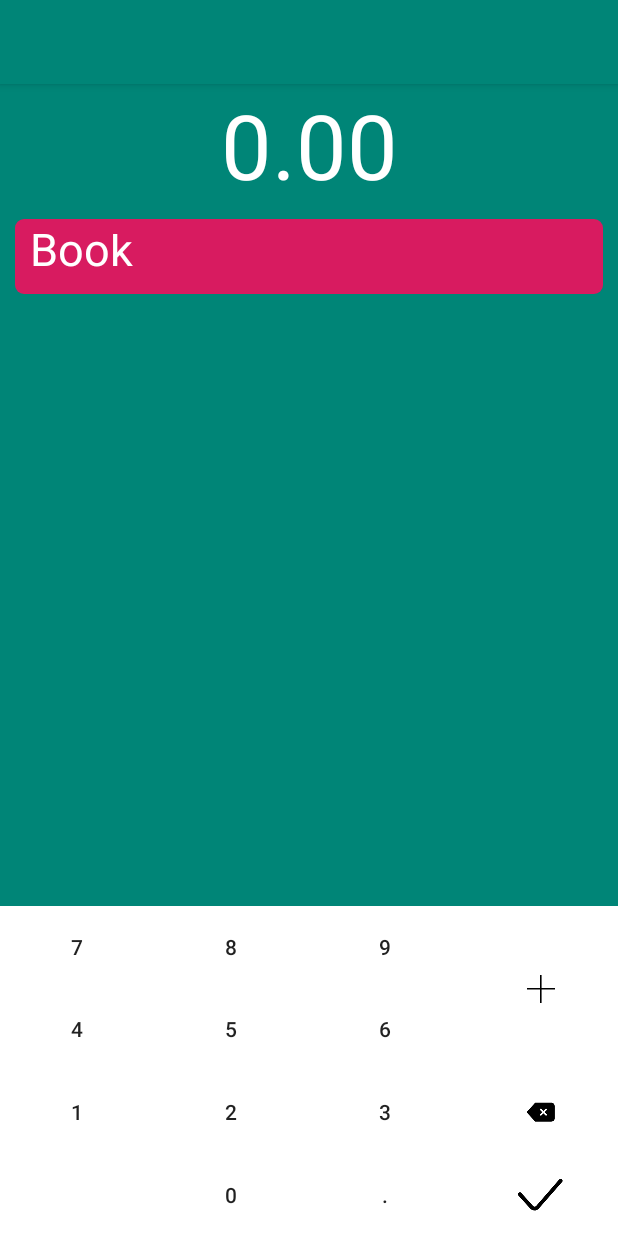
After one commit to leeranzhi/AccountingApp, an Android app: the AddRecordActivity screen opened directly, with no data from a screen before it, on a phone screen of 412 x 824 dp. The commit adds this screen. Run offline under Robolectric (Android 15) with nearby library versions, the phone set to English and light mode, and no system bars.

Commit message:
完成键盘布局编写.

```diff
--- a/app/src/main/AndroidManifest.xml
+++ b/app/src/main/AndroidManifest.xml
@@ -16,6 +16,7 @@
                 <category android:name="android.intent.category.LAUNCHER" />
             </intent-filter>
         </activity>
+        <activity android:name=".AddRecordActivity"></activity>
     </application>
 
 </manifest>
--- /dev/null
+++ b/app/src/main/java/com/leecode1988/accountingapp/AddRecordActivity.java
@@ -0,0 +1,90 @@
+package com.leecode1988.accountingapp;
+
+import android.content.Context;
+import android.content.Intent;
+import android.support.v7.app.AppCompatActivity;
+import android.os.Bundle;
+import android.util.Log;
+import android.view.View;
+import android.widget.Button;
+
+public class AddRecordActivity extends AppCompatActivity implements View.OnClickListener {
+
+    private static final String TAG = "AddRecordActivity";
+
+    @Override
+    protected void onCreate(Bundle savedInstanceState) {
+        super.onCreate(savedInstanceState);
+        setContentView(R.layout.activity_add_record);
+
+
+        findViewById(R.id.keyboard_one).setOnClickListener(this);
+        findViewById(R.id.keyboard_two).setOnClickListener(this);
+        findViewById(R.id.keyboard_three).setOnClickListener(this);
+        findViewById(R.id.keyboard_four).setOnClickListener(this);
+        findViewById(R.id.keyboard_five).setOnClickListener(this);
+        findViewById(R.id.keyboard_six).setOnClickListener(this);
+        findViewById(R.id.keyboard_seven).setOnClickListener(this);
+        findViewById(R.id.keyboard_eight).setOnClickListener(this);
+        findViewById(R.id.keyboard_nine).setOnClickListener(this);
+        findViewById(R.id.keyboard_zero).setOnClickListener(this);
+
+        handleDot();
+        handleBackspace();
+        handleDone();
+        handleTypeChanged();
+    }
+
+
+    private void handleDot() {
+        findViewById(R.id.keyboard_dot).setOnClickListener(new View.OnClickListener() {
+            @Override
+            public void onClick(View v) {
+                Log.d(TAG, "Dot: ");
+            }
+        });
+    }
+
+    private void handleTypeChanged() {
+        findViewById(R.id.keyboard_type).setOnClickListener(new View.OnClickListener() {
+            @Override
+            public void onClick(View v) {
+                Log.d(TAG, "TypeChanged: ");
+            }
+        });
+    }
+
+    private void handleBackspace() {
+        findViewById(R.id.keyboard_backspace).setOnClickListener(new View.OnClickListener() {
+            @Override
+            public void onClick(View v) {
+                Log.d(TAG, "BackSpace: ");
+            }
+        });
+    }
+
+    private void handleDone() {
+        findViewById(R.id.keyboard_done).setOnClickListener(new View.OnClickListener() {
+            @Override
+            public void onClick(View v) {
+                Log.d(TAG, "Done: ");
+            }
+        });
+    }
+
+    @Override
+    public void onClick(View v) {
+        Button button = (Button) v;
+        String input = button.getText().toString();
+
+        Log.d(TAG, input);
+
+    }
+
+    public static void actionStart(Context context, String data) {
+        Intent intent = new Intent(context, AddRecordActivity.class);
+        intent.putExtra("param1", data);
+        context.startActivity(intent);
+
+    }
+}
--- a/app/src/main/java/com/leecode1988/accountingapp/MainActivity.java
+++ b/app/src/main/java/com/leecode1988/accountingapp/MainActivity.java
@@ -1,14 +1,17 @@
 package com.leecode1988.accountingapp;
 
+import android.support.design.widget.FloatingActionButton;
 import android.support.v4.view.ViewPager;
 import android.support.v7.app.AppCompatActivity;
 import android.os.Bundle;
+import android.view.View;
 
 
 public class MainActivity extends AppCompatActivity {
 
     private ViewPager viewPager;
     private MainViewPagerAdapter pagerAdapter;
+    private FloatingActionButton fbAddRecord;
 
     @Override
     protected void onCreate(Bundle savedInstanceState) {
@@ -21,5 +24,12 @@ public class MainActivity extends AppCompatActivity {
         viewPager.setAdapter(pagerAdapter);
 
         viewPager.setCurrentItem(pagerAdapter.getLastIndex());
+        fbAddRecord = findViewById(R.id.add_amount);
+        fbAddRecord.setOnClickListener(new View.OnClickListener() {
+            @Override
+            public void onClick(View v) {
+                AddRecordActivity.actionStart(MainActivity.this, "test");
+            }
+        });
     }
 }
--- /dev/null
+++ b/app/src/main/res/drawable/bg_edit_text.xml
@@ -0,0 +1,5 @@
+<?xml version="1.0" encoding="utf-8"?>
+<shape xmlns:android="http://schemas.android.com/apk/res/android">
+    <solid android:color="@color/colorAccent" />
+    <corners android:radius="6dp" />
+</shape>
--- /dev/null
+++ b/app/src/main/res/layout/activity_add_record.xml
@@ -0,0 +1,211 @@
+<?xml version="1.0" encoding="utf-8"?>
+<RelativeLayout xmlns:android="http://schemas.android.com/apk/res/android"
+    xmlns:tools="http://schemas.android.com/tools"
+    android:layout_width="match_parent"
+    android:layout_height="match_parent"
+    tools:context=".AddRecordActivity">
+
+    <LinearLayout
+        android:id="@+id/keyboard_layout"
+        android:layout_width="match_parent"
+        android:layout_height="220dp"
+        android:layout_alignParentStart="true"
+        android:layout_alignParentLeft="true"
+        android:layout_alignParentBottom="true">
+
+        <RelativeLayout
+            android:layout_width="0dp"
+            android:layout_height="match_parent"
+            android:layout_weight="6">
+
+            <TableLayout
+                android:layout_width="match_parent"
+                android:layout_height="match_parent"
+                android:background="@android:color/white">
+
+                <TableRow android:layout_weight="1">
+
+                    <Button
+                        android:id="@+id/keyboard_seven"
+                        android:layout_width="match_parent"
+                        android:layout_height="match_parent"
+                        android:layout_weight="1"
+                        android:background="@android:color/white"
+                        android:text="7" />
+
+                    <Button
+                        android:id="@+id/keyboard_eight"
+                        android:layout_width="match_parent"
+                        android:layout_height="match_parent"
+                        android:layout_weight="1"
+                        android:background="@android:color/white"
+                        android:text="8" />
+
+                    <Button
+                        android:id="@+id/keyboard_nine"
+                        android:layout_width="match_parent"
+                        android:layout_height="match_parent"
+                        android:layout_weight="1"
+                        android:background="@android:color/white"
+                        android:text="9" />
+                </TableRow>
+
+                <TableRow android:layout_weight="1">
+
+                    <Button
+                        android:id="@+id/keyboard_four"
+                        android:layout_width="match_parent"
+                        android:layout_height="match_parent"
+                        android:layout_weight="1"
+                        android:background="@android:color/white"
+                        android:text="4" />
+
+                    <Button
+                        android:id="@+id/keyboard_five"
+                        android:layout_width="match_parent"
+                        android:layout_height="match_parent"
+                        android:layout_weight="1"
+                        android:background="@android:color/white"
+                        android:text="5" />
+
+                    <Button
+                        android:id="@+id/keyboard_six"
+                        android:layout_width="match_parent"
+                        android:layout_height="match_parent"
+                        android:layout_weight="1"
+                        android:background="@android:color/white"
+                        android:text="6" />
+                </TableRow>
+
+                <TableRow android:layout_weight="1">
+
+                    <Button
+                        android:id="@+id/keyboard_one"
+                        android:layout_width="match_parent"
+                        android:layout_height="match_parent"
+                        android:layout_weight="1"
+                        android:background="@android:color/white"
+                        android:text="1" />
+
+                    <Button
+                        android:id="@+id/keyboard_two"
+                        android:layout_width="match_parent"
+                        android:layout_height="match_parent"
+                        android:layout_weight="1"
+                        android:background="@android:color/white"
+                        android:text="2" />
+
+                    <Button
+                        android:id="@+id/keyboard_three"
+                        android:layout_width="match_parent"
+                        android:layout_height="match_parent"
+                        android:layout_weight="1"
+                        android:background="@android:color/white"
+                        android:text="3" />
+                </TableRow>
+
+                <TableRow android:layout_weight="1">
+
+                    <Button
+                        android:layout_width="match_parent"
+                        android:layout_height="match_parent"
+                        android:layout_weight="1"
+                        android:background="@android:color/white"
+                        android:text="" />
+
+                    <Button
+                        android:id="@+id/keyboard_zero"
+                        android:layout_width="match_parent"
+                        android:layout_height="match_parent"
+                        android:layout_weight="1"
+                        android:background="@android:color/white"
+                        android:text="0" />
+
+                    <Button
+                        android:id="@+id/keyboard_dot"
+                        android:layout_width="match_parent"
+                        android:layout_height="match_parent"
+                        android:layout_weight="1"
+                        android:background="@android:color/white"
+                        android:text="." />
+                </TableRow>
+
+            </TableLayout>
+        </RelativeLayout>
+
+        <RelativeLayout
+            android:layout_width="0dp"
+            android:layout_height="match_parent"
+            android:layout_weight="2">
+
+            <LinearLayout
+                android:layout_width="match_parent"
+                android:layout_height="match_parent"
+                android:orientation="vertical">
+
+                <ImageButton
+                    android:id="@+id/keyboard_type"
+                    android:layout_width="match_parent"
+                    android:layout_height="0dp"
+                    android:layout_weight="2"
+                    android:background="@android:color/white"
+                    android:src="@drawable/ic_add_black_64" />
+
+                <ImageButton
+                    android:id="@+id/keyboard_backspace"
+                    android:layout_width="match_parent"
+                    android:layout_height="0dp"
+                    android:layout_weight="1"
+                    android:background="@android:color/white"
+                    android:src="@drawable/ic_backspace_64" />
+
+                <ImageButton
+                    android:id="@+id/keyboard_done"
+                    android:layout_width="match_parent"
+                    android:layout_height="0dp"
+                    android:layout_weight="1"
+                    android:background="@android:color/white"
+                    android:src="@drawable/ic_select_64" />
+
+            </LinearLayout>
+
+        </RelativeLayout>
+
+
+    </LinearLayout>
+
+    <RelativeLayout
+        android:layout_width="match_parent"
+        android:layout_height="match_parent"
+        android:layout_above="@+id/keyboard_layout"
+        android:background="@color/colorPrimary">
+
+        <TextView
+            android:id="@+id/textView_addView_amount"
+            android:layout_width="match_parent"
+            android:layout_height="80dp"
+            android:gravity="center"
+            android:text="0.00"
+            android:textColor="@android:color/white"
+            android:textSize="60sp" />
+
+        <EditText
+            android:id="@+id/edit_text_mark"
+            android:layout_width="match_parent"
+            android:layout_height="50dp"
+            android:layout_below="@+id/textView_addView_amount"
+            android:layout_margin="10dp"
+            android:background="@drawable/bg_edit_text"
+            android:padding="10dp"
+            android:text="Book"
+            android:textColor="@android:color/white"
+            android:textSize="30sp" />
+
+        <android.support.v7.widget.RecyclerView
+            android:layout_width="match_parent"
+            android:layout_height="match_parent"
+            android:layout_below="@+id/edit_text_mark"
+            android:layout_margin="10dp" />
+    </RelativeLayout>
+
+</RelativeLayout>
```
Also changed, not shown: app/src/main/res/drawable-xxhdpi/ic_add_black_64.png (added), app/src/main/res/drawable-xxhdpi/ic_add_black_64_bold.png (added), app/src/main/res/drawable-xxhdpi/ic_arrow_back.png (added), app/src/main/res/drawable-xxhdpi/ic_backspace_64.png (added), app/src/main/res/drawable-xxhdpi/ic_done.png (added), app/src/main/res/drawable-xxhdpi/ic_select_64.png (added), app/src/main/res/drawable-xxhdpi/test.png (added).
